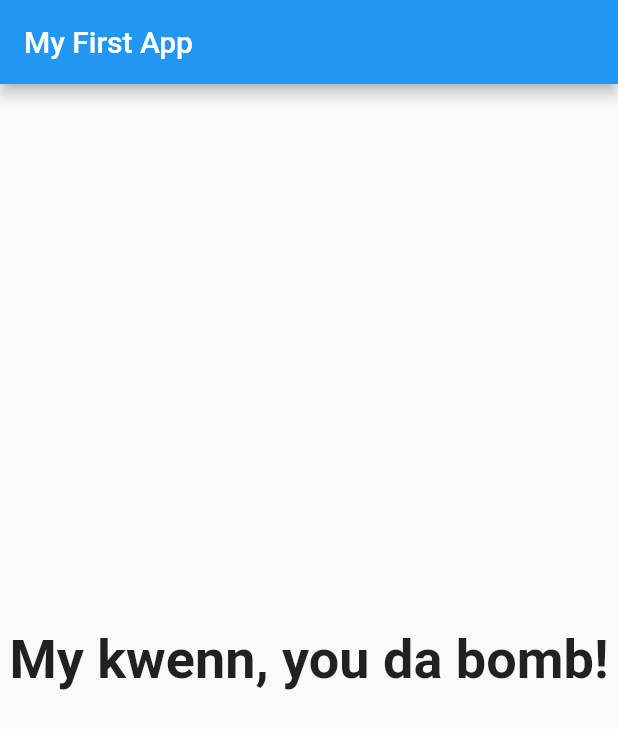
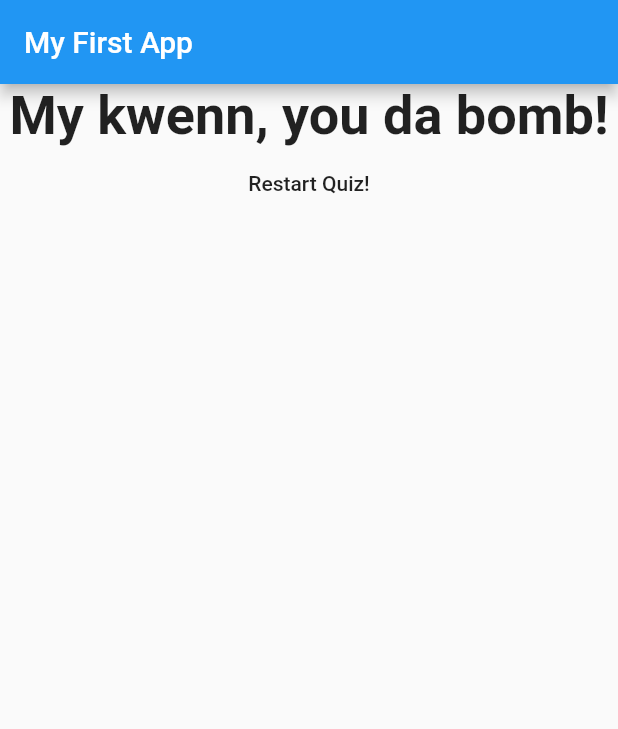
Before and after one commit to Traarjo/quiz_app, a Flutter app: the screen it shows after launch, after a tap on "Red", after a tap on "Dog", after a tap on "Pop", on a phone screen of 412 x 824 dp. Shown: the top 729 px of the screen. Run offline on Flutter 3.47's test engine with Material 2 defaults, Android fonts, the phone set to English and light mode, and no system bars.

Commit message:
added restart-button

```diff
--- a/lib/main.dart
+++ b/lib/main.dart
@@ -44,6 +44,13 @@ class _MyAppState extends State<MyApp> {
   var _questionIndex = 0;
   var _totalScore = 0;
 
+  void _resetQuiz() {
+    setState(() {
+      _questionIndex = 0;
+      _totalScore = 0;
+    });
+  }
+
   void _answerQuestion(int score) {
     _totalScore += score;
 
@@ -73,7 +80,7 @@ class _MyAppState extends State<MyApp> {
                 questionIndex: _questionIndex,
                 questions: _questions,
               )
-            : Result(_totalScore),
+            : Result(_totalScore, _resetQuiz),
       ),
     );
   }
--- a/lib/result.dart
+++ b/lib/result.dart
@@ -2,8 +2,10 @@ import 'package:flutter/material.dart';
 
 class Result extends StatelessWidget {
   final int resultScore;
+  final Function resetHandler;
 
-  Result(this.resultScore);
+
+  Result(this.resultScore, this.resetHandler);
 
   String get resultPhrase {
     String resultText;
@@ -24,10 +26,15 @@ class Result extends StatelessWidget {
   @override
   Widget build(BuildContext context) {
     return Center(
-      child: Text(
-        resultPhrase,
-        style: TextStyle(fontSize: 36, fontWeight: FontWeight.bold),
-        textAlign: TextAlign.center,
+      child: Column(
+        children: <Widget>[
+          Text(
+            resultPhrase,
+            style: TextStyle(fontSize: 36, fontWeight: FontWeight.bold),
+            textAlign: TextAlign.center,
+          ),
+          FlatButton(child: Text('Restart Quiz!'), onPressed: resetHandler,),
+        ],
       ),
     );
   }
```
